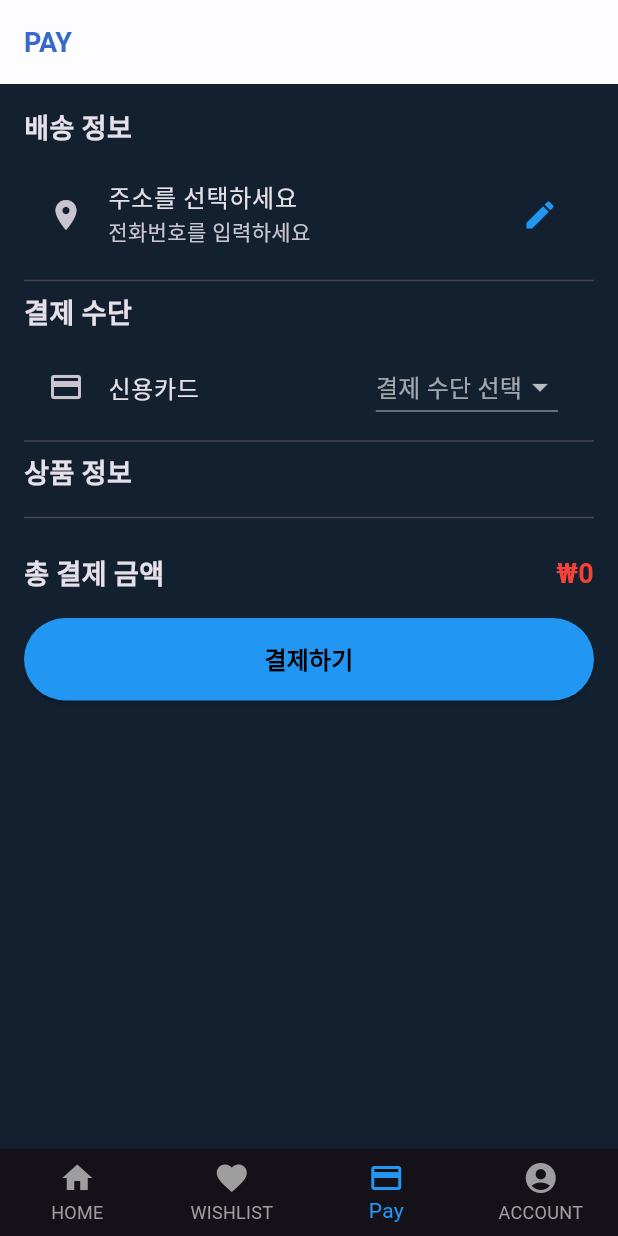
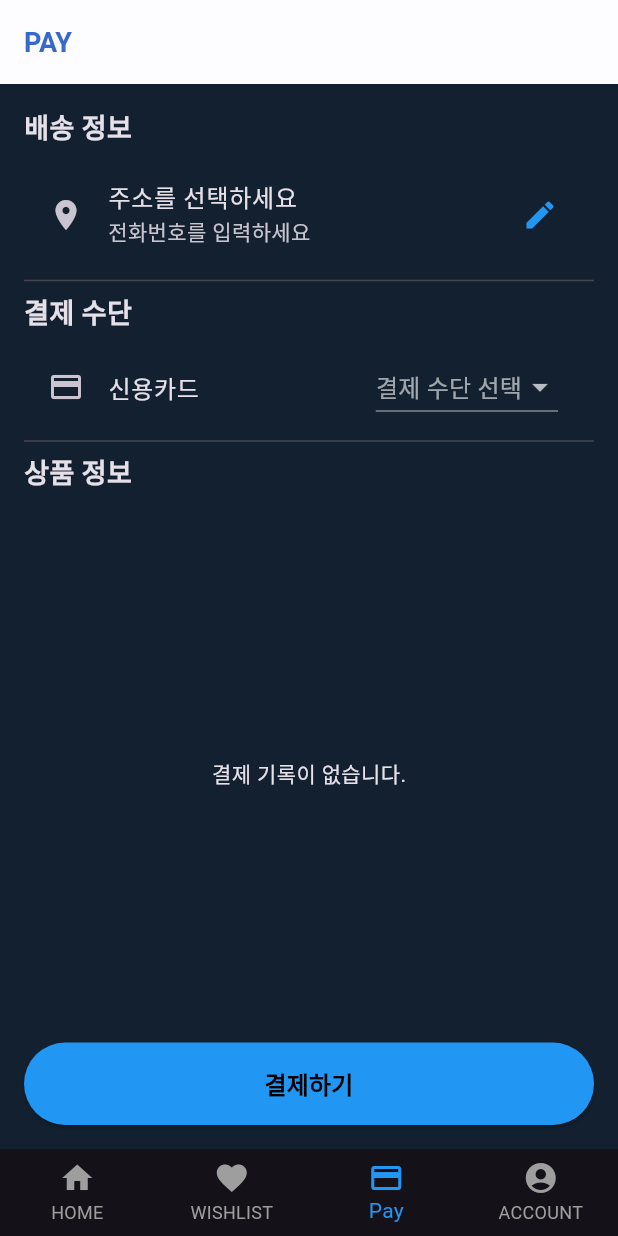
Before and after one commit to 001014k/trading-platform, a Flutter app: the PaymentPage screen opened directly with empty values, on a phone screen of 412 x 824 dp. Run offline on Flutter 3.47's test engine with Material 3 defaults, Android fonts, the phone set to English and light mode, and no system bars; our stand-ins replace cloud_firestore, firebase_auth, firebase_core, firebase_storage, image_picker, shared_preferences; accounts and stored records are empty; Roboto replaces fonts that are missing (DM Sans).

Commit message:
20241025 (로그인한 사용자 문서에 payment 컬렉션을 추가해 정보 저장)

```diff
--- a/lib/Payment_page.dart
+++ b/lib/Payment_page.dart
@@ -5,6 +5,8 @@ import 'package:firebase_auth/firebase_auth.dart';
 import 'WishList_page.dart';
 import 'main.dart';
 import 'package:intl/intl.dart';
+import 'package:cloud_firestore/cloud_firestore.dart';
+
 
 class PaymentPage extends StatefulWidget {
   final List<Map<String, dynamic>> selectedItems; // Add this line
@@ -129,34 +131,62 @@ class _PaymentPageState extends State<PaymentPage> {
               ),
             ),
             SizedBox(height: 8),
+            Expanded(
+              child: StreamBuilder<QuerySnapshot>(
+                stream: FirebaseFirestore.instance
+                    .collection('users')
+                    .doc(FirebaseAuth.instance.currentUser?.uid)
+                    .collection('payments')
+                    .snapshots(),
+                builder: (context, snapshot) {
+                  if (snapshot.connectionState == ConnectionState.waiting) {
+                    return Center(child: CircularProgressIndicator());
+                  }
+
+                  if (snapshot.hasError) {
+                    return Center(child: Text('오류가 발생했습니다.'));
+                  }
+
+                  final payments = snapshot.data?.docs ?? [];
+                  if (payments.isEmpty) {
+                    return Center(child: Text('결제 기록이 없습니다.'));
+                  }
+
+                  return ListView(
+                    children: payments.map((paymentDoc) {
+                      final data = paymentDoc.data() as Map<String, dynamic>;
+                      List<dynamic> products = data['products'] ?? [];
+                      double paymentTotalPrice = data['totalPrice'] ?? 0;
+
+                      return Column(
+                        crossAxisAlignment: CrossAxisAlignment.start,
+                        children: [
+                          Text(
+                            '결제일: ${DateFormat('yyyy-MM-dd HH:mm:ss').format((data['timestamp'] as Timestamp).toDate())}',
+                            style: TextStyle(fontWeight: FontWeight.bold),
+                          ),
                           Column(
-              children: widget.selectedItems.map((item) {
+                            children: products.map((item) {
                               totalPrice += item['productPrice']; // Calculate total price
                               return ListTile(
                                 title: Text(item['productName']),
-                  subtitle: Text(_currencyFormat.format(item['productPrice'])), // 포맷된 가격
-                  trailing: Text('수량: 1'),
+                                subtitle: Text(_currencyFormat.format(item['productPrice'])),
+                                trailing: Text('수량: ${item['quantity'] ?? 1}'), // 수량이 있다면 표시
                               );
                             }).toList(),
                           ),
+                          Text(
+                            '총 결제 금액: ${_currencyFormat.format(paymentTotalPrice)}',
+                            style: TextStyle(fontWeight: FontWeight.bold, color: Colors.red),
+                          ),
                           Divider(),
-
-            // 총 결제 금액 섹션
-            SizedBox(height: 16),
-            Row(
-              mainAxisAlignment: MainAxisAlignment.spaceBetween,
-              children: [
-                Text(
-                  '총 결제 금액',
-                  style: TextStyle(fontSize: 18, fontWeight: FontWeight.bold),
+                        ],
+                      );
+                    }).toList(),
+                  );
+                },
               ),
-                Text(
-                  _currencyFormat.format(totalPrice), // 포맷된 총 가격
-                  style: TextStyle(fontSize: 18, fontWeight: FontWeight.bold, color: Colors.red),
             ),
-              ],
-            ),
-            SizedBox(height: 16),
 
             // 결제 버튼
             SizedBox(
```
Also changed, not shown: lib/Cart_page.dart (+20 -1 lines). Lines whose indentation alone changed are shown as unchanged.
